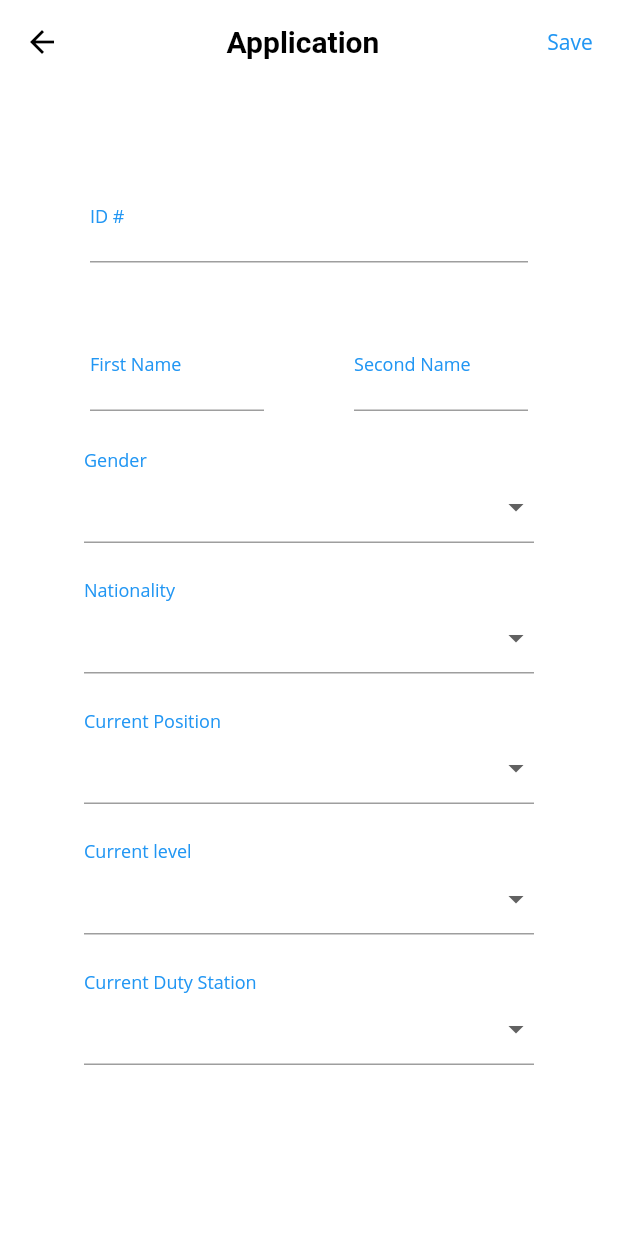
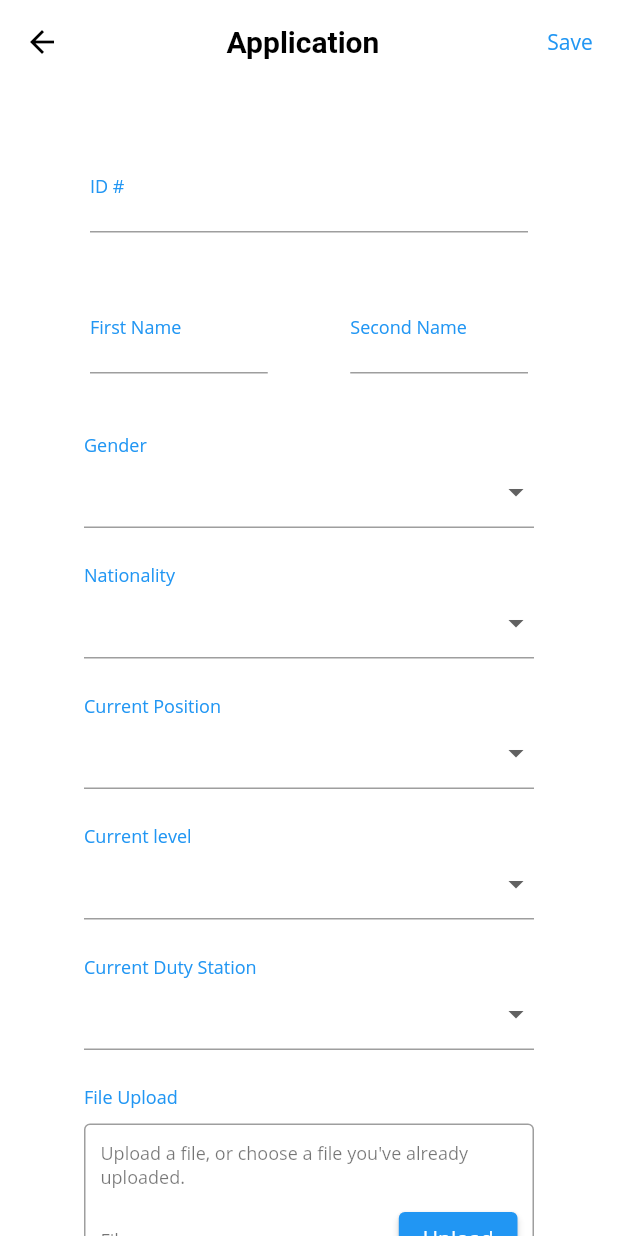
Before and after one commit to Ohgyuchan/famtopia, a Flutter app: the ApplyScreen screen opened directly with empty values, on a phone screen of 412 x 824 dp. Run offline on Flutter 3.47's test engine with Material 2 defaults, Android fonts, the phone set to English and light mode, and no system bars; our stand-ins replace cloud_firestore, file_picker, firebase_auth, firebase_core, firebase_storage, flutter_phoenix and 4 more; accounts and stored records are empty.

Commit message:
apply screen_upload button added

```diff
--- a/lib/screens/apply_screen.dart
+++ b/lib/screens/apply_screen.dart
@@ -98,8 +98,10 @@ class _ApplyScreenState extends State<ApplyScreen> {
       return AppBar(
         elevation: 0,
         backgroundColor: Colors.white,
-        title:
-            Center(child: Text('Application', style: TextStyle(color:Colors.black,fontWeight: FontWeight.bold))),
+        title: Center(
+            child: Text('Application',
+                style: TextStyle(
+                    color: Colors.black, fontWeight: FontWeight.bold))),
         leading: IconButton(
           icon: Icon(
             Icons.arrow_back,
@@ -141,7 +143,7 @@ class _ApplyScreenState extends State<ApplyScreen> {
             crossAxisAlignment: CrossAxisAlignment.start,
             children: [
               Container(
-                padding: EdgeInsets.all(20.0),
+                padding: EdgeInsets.fromLTRB(20,0,20,15),
                 child: TextFormField(
                   decoration: InputDecoration(
                       focusedBorder: new UnderlineInputBorder(
@@ -180,7 +182,7 @@ class _ApplyScreenState extends State<ApplyScreen> {
                       ),
                     ),
                   ),
-                  SizedBox(width: 20),
+                  SizedBox(width: 15),
                   Expanded(
                     child: Container(
                       padding: EdgeInsets.all(20.0),
@@ -205,6 +207,7 @@ class _ApplyScreenState extends State<ApplyScreen> {
                   ),
                 ],
               ),
+              SizedBox(height:15),
               ListTile(
                 dense: true,
                 title: Text('Gender',
@@ -304,7 +307,6 @@ class _ApplyScreenState extends State<ApplyScreen> {
                       }),
                 ),
               ),
-
               SizedBox(height: 15.0),
               ListTile(
                 dense: true,
@@ -331,6 +333,65 @@ class _ApplyScreenState extends State<ApplyScreen> {
                 ),
               ),
               SizedBox(height: 15.0),
+              ListTile(
+                dense: true,
+                title: Text('File Upload',
+                    style: TextStyle(color: Colors.blue, fontSize: 12)),
+                subtitle: Column(children: [
+                  Container(
+                    margin: EdgeInsets.only(top: 10),
+                    padding: EdgeInsets.all(10),
+                    //height: 50,
+                    decoration: BoxDecoration(
+                      border: Border.all(color: Colors.grey),
+                      borderRadius: BorderRadius.all(Radius.circular(4.0)),
+                    ),
+                    alignment: Alignment.centerLeft,
+                    child: Column(children: [
+                      Container(
+                        padding: EdgeInsets.only(bottom: 10),
+                        alignment: Alignment.centerLeft,
+                        child: Text(
+                          'Upload a file, or choose a file you\'ve already uploaded.',
+                          textAlign: TextAlign.left,
+                        ),
+                      ),
+                      Row(
+                        children: [
+                          Expanded(
+                            child: Container(
+                              child: Text('File:'),
+                              //규찬아 이 Text안에 선택한 파일명을 넣어주렴 후훗
+                            ),
+                          ),
+                          SizedBox(width: 10),
+                          ElevatedButton(
+                            child: Text('Upload'),
+                            onPressed: () {},
+                          ),
+                        ],
+                      ),
+                    ]),
+
+                    // DropdownButtonFormField(
+                    //     isExpanded: true,
+                    //     items: _dutyStationList.map(
+                    //       (value) {
+                    //         return DropdownMenuItem(
+                    //           value: value,
+                    //           child: Text(value),
+                    //         );
+                    //       },
+                    //     ).toList(),
+                    //     onChanged: (value) {
+                    //       setState(() {
+                    //         _selectedCurrentDutyStationValue = value.toString();
+                    //         //_postItem.division = _selectedDivisionValue;
+                    //       });
+                    //     }),
+                  ),
+                ]),
+              ),
             ],
           ),
         ),
```
